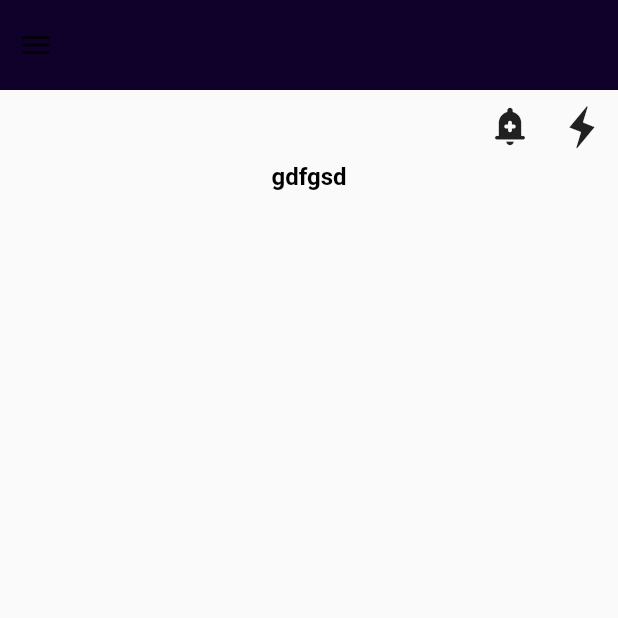
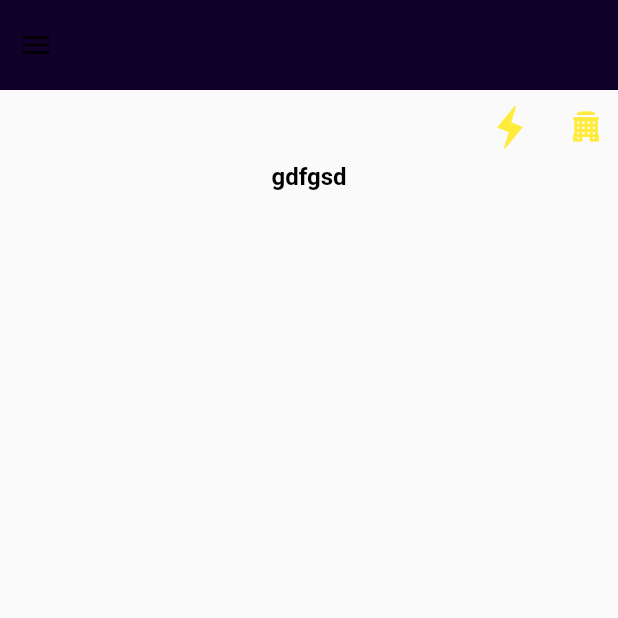
Before and after one commit to Nebyla/Mobile_Project, a Flutter app: the screen it shows after launch, on a phone screen of 412 x 824 dp, the top half of it. Run offline on Flutter 3.47's test engine with Material 2 defaults, Android fonts, the light colour scheme and no system bars; our stand-ins replace bloc, dio, equatable, flutter_bloc.

Commit message:
add bottom bar Icons

```diff
--- /dev/null
+++ b/lib/core/ui/Icons/company_navigation_icon.dart
@@ -0,0 +1,19 @@
+part of '../ui.dart';
+
+class CompanyNavigationIcon extends StatelessWidget {
+  final IconData company =
+      const IconData(0xe800, fontFamily: _kFontFam, fontPackage: _kFontPkg);
+  final Color color;
+  final double? size;
+
+  const CompanyNavigationIcon({super.key, required this.color, this.size});
+
+  @override
+  Widget build(BuildContext context) {
+    return Icon(
+      company,
+      color: color,
+      size: size,
+    );
+  }
+}
--- /dev/null
+++ b/lib/core/ui/Icons/flash_navigation_icon.dart
@@ -0,0 +1,19 @@
+part of '../ui.dart';
+
+class FlashNavigationIcon extends StatelessWidget {
+  final IconData flash =
+      const IconData(0xe801, fontFamily: _kFontFam, fontPackage: _kFontPkg);
+  final Color color;
+  final double? size;
+
+  const FlashNavigationIcon({super.key, required this.color, this.size});
+
+  @override
+  Widget build(BuildContext context) {
+    return Icon(
+      flash,
+      color: color,
+      size: size,
+    );
+  }
+}
--- a/lib/core/ui/Icons/navigation_icons.dart
+++ /dev/null
@@ -1,14 +0,0 @@
-
-part of '../ui.dart';
-
-class Navigation_Icon {
-  Navigation_Icon._();
-
-  static const _kFontFam = 'Navigation_Icon';
-  static const String? _kFontPkg = null;
-
-  static const IconData company = IconData(0xe800, fontFamily: _kFontFam, fontPackage: _kFontPkg);
-  static const IconData flash = IconData(0xe801, fontFamily: _kFontFam, fontPackage: _kFontPkg);
-  static const IconData pay = IconData(0xe802, fontFamily: _kFontFam, fontPackage: _kFontPkg);
-  static const IconData shop = IconData(0xe803, fontFamily: _kFontFam, fontPackage: _kFontPkg);
-}
--- a/lib/presenter/company/pages/company.dart
+++ b/lib/presenter/company/pages/company.dart
@@ -36,14 +36,14 @@ class CompanyPage extends StatelessWidget {
                   mainAxisAlignment: MainAxisAlignment.end,
                   children: [
                     IconButton(
-                      icon: Icon(Icons.add_alert_rounded),
-                      iconSize: 30,
+                      icon: FlashNavigationIcon(color: Colors.yellow,size: 30,),
+                      // iconSize: 30,
                       onPressed: () {
                         // Обработка нажатия на иконку меню
                       },
                     ),
                     IconButton(
-                      icon: Icon(Navigation_Icon.flash),
+                      icon: CompanyNavigationIcon(color: Colors.yellow,size: 20,),
                       iconSize: 30,
                       onPressed: () {
                         // Обработка нажатия на иконку меню
--- a/pubspec.yaml
+++ b/pubspec.yaml
@@ -38,6 +38,7 @@ dependencies:
   dio: ^5.2.1+1
   flutter_bloc: ^8.1.3
   equatable: ^2.0.5
+  very_good_analysis: ^5.0.0+1
 
 dev_dependencies:
   flutter_test:
```
Also changed, not shown: lib/core/ui/Icons/email_icon.dart (added, +17 -0 lines), lib/core/ui/Icons/password_icon.dart (added, +17 -0 lines), lib/core/ui/Icons/pay_navigation_icon.dart (added, +19 -0 lines), lib/core/ui/Icons/person_registration_icon.dart (added, +17 -0 lines), lib/core/ui/Icons/setting_navigation_icon.dart (added, +21 -0 lines), lib/core/ui/Icons/shop_navigation_icon.dart (added, +19 -0 lines), lib/core/ui/ui.dart (+12 -1 lines), pubspec.lock.
